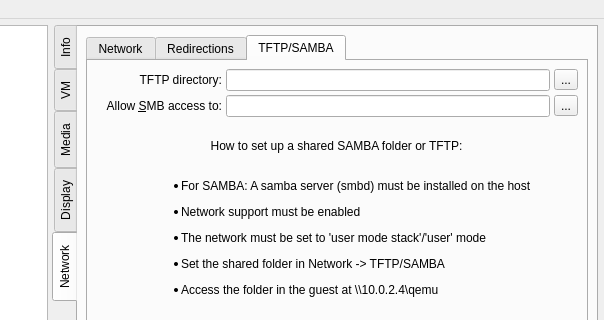
Old version of the form src/Main_Window.ui in the repository tobimensch/aqemu; both pictures show x 366 to 970 and y 0 to 320 of the 970 by 678 pixel window.
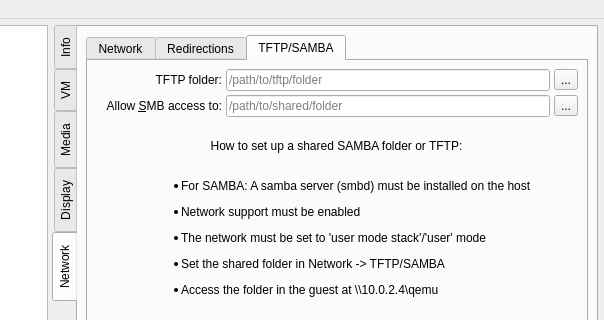
New version of the form. The open tabs and pages were chosen to show the change. Icons and pictures are not drawn. Custom widgets are drawn as their Qt base class.

Commit message: Small UI improvements mainly by setting placeholder text

Patch:
```diff
--- a/src/Main_Window.ui
+++ b/src/Main_Window.ui
@@ -2829,7 +2829,7 @@
                   <item row="0" column="0">
                    <widget class="QLabel" name="Label_TFTP">
                     <property name="text">
-                     <string>TFTP directory:</string>
+                     <string>TFTP folder:</string>
                     </property>
                     <property name="alignment">
                      <set>Qt::AlignRight|Qt::AlignTrailing|Qt::AlignVCenter</set>
@@ -2840,7 +2840,14 @@
                    </widget>
                   </item>
                   <item row="0" column="1">
-                   <widget class="QLineEdit" name="Edit_TFTP_Prefix"/>
+                   <widget class="QLineEdit" name="Edit_TFTP_Prefix">
+                    <property name="text">
+                     <string/>
+                    </property>
+                    <property name="placeholderText">
+                     <string>/path/to/tftp/folder</string>
+                    </property>
+                   </widget>
                   </item>
                   <item row="1" column="0">
                    <widget class="QLabel" name="Label_SMB_Folder">
@@ -2856,7 +2863,11 @@
                    </widget>
                   </item>
                   <item row="1" column="1">
-                   <widget class="QLineEdit" name="Edit_SMB_Folder"/>
+                   <widget class="QLineEdit" name="Edit_SMB_Folder">
+                    <property name="placeholderText">
+                     <string>/path/to/shared/folder</string>
+                    </property>
+                   </widget>
                   </item>
                   <item row="1" column="2">
                    <widget class="QToolButton" name="TB_Browse_SMB">
```
Left out of the diff: 21 changed lines with no effect on the pictures.
